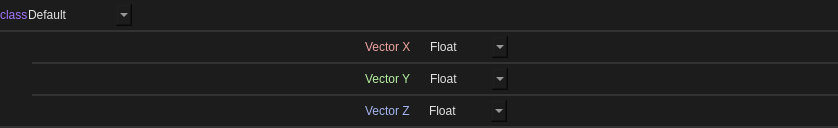
Qt form src/editors/smartprop_editor/property/vector3d.ui (dertwist/Hammer5Tools) before a commit.
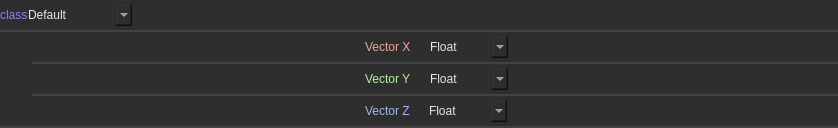
The same form after that commit. Icons and pictures are not drawn.

Patch:
```diff
--- a/src/editors/smartprop_editor/property/vector3d.ui
+++ b/src/editors/smartprop_editor/property/vector3d.ui
@@ -36,18 +36,18 @@
     border-left: 0px;
     border-right: 0px;
 	border-top: 0px;
-    border-color: rgba(50, 50, 50, 255);
+    border-color: rgba(66, 66, 66, 255);
     padding: 8px;
     padding-left: 6px;
     padding-right: 6px;
-    color: #E3E3E3;
-    background-color: #1C1C1C;
+    color: #e5e5e5;
+    background-color: #2e2e2e;
 }
 
 .QWidget::hover {
 }
 .QWidget::selected {
-    background-color: #414956;
+    background-color: #515965;
 }</string>
   </property>
   <layout class="QVBoxLayout" name="verticalLayout">
@@ -94,15 +94,15 @@
     border-left: 0px;
     border-right: 0px;
 	border-top: 0px;
-    border-color: rgba(50, 50, 50, 255);
-    color: #E3E3E3;
-    background-color: #1C1C1C;
+    border-color: rgba(66, 66, 66, 255);
+    color: #e5e5e5;
+    background-color: #2e2e2e;
 }
 
 .QFrame::hover {
 }
 .QFrame::selected {
-    background-color: #414956;
+    background-color: #515965;
 }</string>
      </property>
      <property name="frameShape">
@@ -152,15 +152,15 @@
     font: 580 8pt &quot;Segoe UI&quot;;
     border: 2px solid black;
     border-radius: 0px;
-    border-color: rgba(80, 80, 80, 255);
+    border-color: rgba(94, 94, 94, 255);
     height: 18px;
     padding-top: 2px;
     padding-bottom: 2px;
 	border-top:none;
 border-bottom:none;
 border:none;
-    color: #E3E3E3;
-    background-color: #1C1C1C;
+    color: #e5e5e5;
+    background-color: #2e2e2e;
 }
 
 QComboBox:hover {
@@ -173,14 +173,14 @@
 
 QComboBox:item {
     font: 580  8pt &quot;Segoe UI&quot;;
-    color: #E3E3E3;
+    color: #e5e5e5;
     padding-left: 5px;
-    background-color: #1C1C1C;
+    background-color: #2e2e2e;
     border-style: none;
 }
 
 QComboBox::drop-down {
-    color: #E3E3E3;
+    color: #e5e5e5;
     padding: 2px;
     background: url(://icons/arrow_drop_down_16dp.svg) no-repeat center;
     border-bottom: 0px solid black;
@@ -190,8 +190,8 @@
     margin-left: 5px;
     padding: 5px;
     width: 7px;
-    border-color: rgba(80, 80, 80, 255);
-    background-color: #1C1C1C;
+    border-color: rgba(94, 94, 94, 255);
+    background-color: #2e2e2e;
 border:none;
 }
 
@@ -203,9 +203,9 @@
 
 QComboBox QAbstractItemView {
     border: 2px solid gray;
-    border-color: rgba(80, 80, 80, 255);
-    selection-background-color: #414956;
-    background-color: #1C1C1C;
+    border-color: rgba(94, 94, 94, 255);
+    selection-background-color: #515965;
+    background-color: #2e2e2e;
 }
 
 
@@ -214,7 +214,7 @@
     padding: 4px; /* Add padding to each item */
     padding-left: 5px;
     padding-right: 5px;
-    color: #ff8a8a8a;
+    color: #ff939393;
     border-style: none;
     border-bottom: 0.5px solid black;
     border-color: rgba(255, 255, 255, 10);
@@ -226,7 +226,7 @@
     padding: 4px; /* Add padding to each item */
     padding-left: 5px;
     padding-right: 5px;
-    background-color: #414956;
+    background-color: #515965;
     color: white;
     border: none; /* Remove border */
     outline: none; /* Remove outline */
@@ -317,15 +317,15 @@
     border-left: 0px;
     border-right: 0px;
 	border-top: 0px;
-    border-color: rgba(50, 50, 50, 255);
-    color: #E3E3E3;
-    background-color: #1C1C1C;
+    border-color: rgba(66, 66, 66, 255);
+    color: #e5e5e5;
+    background-color: #2e2e2e;
 }
 
 .QFrame::hover {
 }
 .QFrame::selected {
-    background-color: #414956;
+    background-color: #515965;
 }</string>
         </property>
         <property name="frameShape">
@@ -388,15 +388,15 @@
     font: 580 8pt &quot;Segoe UI&quot;;
     border: 2px solid black;
     border-radius: 0px;
-    border-color: rgba(80, 80, 80, 255);
+    border-color: rgba(94, 94, 94, 255);
     height: 18px;
     padding-top: 2px;
     padding-bottom: 2px;
 	border-top:none;
 border-bottom:none;
 border:none;
-    color: #E3E3E3;
-    background-color: #1C1C1C;
+    color: #e5e5e5;
+    background-color: #2e2e2e;
 }
 
 QComboBox:hover {
@@ -409,14 +409,14 @@
 
 QComboBox:item {
     font: 580  8pt &quot;Segoe UI&quot;;
-    color: #E3E3E3;
+    color: #e5e5e5;
     padding-left: 5px;
-    background-color: #1C1C1C;
+    background-color: #2e2e2e;
     border-style: none;
 }
 
 QComboBox::drop-down {
-    color: #E3E3E3;
+    color: #e5e5e5;
     padding: 2px;
     background: url(://icons/arrow_drop_down_16dp.svg) no-repeat center;
     border-bottom: 0px solid black;
@@ -426,8 +426,8 @@
     margin-left: 5px;
     padding: 5px;
     width: 7px;
-    border-color: rgba(80, 80, 80, 255);
-    background-color: #1C1C1C;
+    border-color: rgba(94, 94, 94, 255);
+    background-color: #2e2e2e;
 border:none;
 }
 
@@ -439,9 +439,9 @@
 
 QComboBox QAbstractItemView {
     border: 2px solid gray;
-    border-color: rgba(80, 80, 80, 255);
-    selection-background-color: #414956;
-    background-color: #1C1C1C;
+    border-color: rgba(94, 94, 94, 255);
+    selection-background-color: #515965;
+    background-color: #2e2e2e;
 }
 
 
@@ -450,7 +450,7 @@
     padding: 4px; /* Add padding to each item */
     padding-left: 5px;
     padding-right: 5px;
-    color: #ff8a8a8a;
+    color: #ff939393;
     border-style: none;
     border-bottom: 0.5px solid black;
     border-color: rgba(255, 255, 255, 10);
@@ -462,7 +462,7 @@
     padding: 4px; /* Add padding to each item */
     padding-left: 5px;
     padding-right: 5px;
-    background-color: #414956;
+    background-color: #515965;
     color: white;
     border: none; /* Remove border */
     outline: none; /* Remove outline */
@@ -513,15 +513,15 @@
     border-left: 0px;
     border-right: 0px;
 	border-top: 0px;
-    border-color: rgba(50, 50, 50, 255);
-    color: #E3E3E3;
-    background-color: #1C1C1C;
+    border-color: rgba(66, 66, 66, 255);
+    color: #e5e5e5;
+    background-color: #2e2e2e;
 }
 
 .QFrame::hover {
 }
 .QFrame::selected {
-    background-color: #414956;
+    background-color: #515965;
 }</string>
         </property>
         <property name="frameShape">
@@ -584,15 +584,15 @@
     font: 580 8pt &quot;Segoe UI&quot;;
     border: 2px solid black;
     border-radius: 0px;
-    border-color: rgba(80, 80, 80, 255);
+    border-color: rgba(94, 94, 94, 255);
     height: 18px;
     padding-top: 2px;
     padding-bottom: 2px;
 	border-top:none;
 border-bottom:none;
 border:none;
-    color: #E3E3E3;
-    background-color: #1C1C1C;
+    color: #e5e5e5;
+    background-color: #2e2e2e;
 }
 
 QComboBox:hover {
@@ -605,14 +605,14 @@
 
 QComboBox:item {
     font: 580  8pt &quot;Segoe UI&quot;;
-    color: #E3E3E3;
+    color: #e5e5e5;
     padding-left: 5px;
-    background-color: #1C1C1C;
+    background-color: #2e2e2e;
     border-style: none;
 }
 
 QComboBox::drop-down {
-    color: #E3E3E3;
+    color: #e5e5e5;
     padding: 2px;
     background: url(://icons/arrow_drop_down_16dp.svg) no-repeat center;
     border-bottom: 0px solid black;
@@ -622,8 +622,8 @@
     margin-left: 5px;
     padding: 5px;
     width: 7px;
-    border-color: rgba(80, 80, 80, 255);
-    background-color: #1C1C1C;
+    border-color: rgba(94, 94, 94, 255);
+    background-color: #2e2e2e;
 border:none;
 }
 
@@ -635,9 +635,9 @@
 
 QComboBox QAbstractItemView {
     border: 2px solid gray;
-    border-color: rgba(80, 80, 80, 255);
-    selection-background-color: #414956;
-    background-color: #1C1C1C;
+    border-color: rgba(94, 94, 94, 255);
+    selection-background-color: #515965;
+    background-color: #2e2e2e;
 }
 
 
@@ -646,7 +646,7 @@
     padding: 4px; /* Add padding to each item */
     padding-left: 5px;
     padding-right: 5px;
-    color: #ff8a8a8a;
+    color: #ff939393;
     border-style: none;
     border-bottom: 0.5px solid black;
     border-color: rgba(255, 255, 255, 10);
@@ -658,7 +658,7 @@
     padding: 4px; /* Add padding to each item */
     padding-left: 5px;
     padding-right: 5px;
-    background-color: #414956;
+    background-color: #515965;
     color: white;
     border: none; /* Remove border */
     outline: none; /* Remove outline */
@@ -709,15 +709,15 @@
     border-left: 0px;
     border-right: 0px;
 	border-top: 0px;
-    border-color: rgba(50, 50, 50, 255);
-    color: #E3E3E3;
-    background-color: #1C1C1C;
+    border-color: rgba(66, 66, 66, 255);
+    color: #e5e5e5;
+    background-color: #2e2e2e;
 }
 
 .QFrame::hover {
 }
 .QFrame::selected {
-    background-color: #414956;
+    background-color: #515965;
 }</string>
         </property>
         <property name="frameShape">
@@ -781,15 +781,15 @@
     font: 580 8pt &quot;Segoe UI&quot;;
     border: 2px solid black;
     border-radius: 0px;
-    border-color: rgba(80, 80, 80, 255);
+    border-color: rgba(94, 94, 94, 255);
     height: 18px;
     padding-top: 2px;
     padding-bottom: 2px;
 	border-top:none;
 border-bottom:none;
 border:none;
-    color: #E3E3E3;
-    background-color: #1C1C1C;
+    color: #e5e5e5;
+    background-color: #2e2e2e;
 }
 
 QComboBox:hover {
@@ -802,14 +802,14 @@
 
 QComboBox:item {
     font: 580  8pt &quot;Segoe UI&quot;;
-    color: #E3E3E3;
+    color: #e5e5e5;
     padding-left: 5px;
-    background-color: #1C1C1C;
+    background-color: #2e2e2e;
     border-style: none;
 }
 
 QComboBox::drop-down {
-    color: #E3E3E3;
+    color: #e5e5e5;
     padding: 2px;
     background: url(://icons/arrow_drop_down_16dp.svg) no-repeat center;
     border-bottom: 0px solid black;
@@ -819,8 +819,8 @@
     margin-left: 5px;
     padding: 5px;
     width: 7px;
-    border-color: rgba(80, 80, 80, 255);
-    background-color: #1C1C1C;
+    border-color: rgba(94, 94, 94, 255);
+    background-color: #2e2e2e;
 border:none;
 }
 
@@ -832,9 +832,9 @@
 
 QComboBox QAbstractItemView {
     border: 2px solid gray;
-    border-color: rgba(80, 80, 80, 255);
-    selection-background-color: #414956;
-    background-color: #1C1C1C;
+    border-color: rgba(94, 94, 94, 255);
+    selection-background-color: #515965;
+    background-color: #2e2e2e;
 }
 
 
@@ -843,7 +843,7 @@
     padding: 4px; /* Add padding to each item */
     padding-left: 5px;
     padding-right: 5px;
-    color: #ff8a8a8a;
+    color: #ff939393;
     border-style: none;
     border-bottom: 0.5px solid black;
     border-color: rgba(255, 255, 255, 10);
@@ -855,7 +855,7 @@
     padding: 4px; /* Add padding to each item */
     padding-left: 5px;
     padding-right: 5px;
-    background-color: #414956;
+    background-color: #515965;
     color: white;
     border: none; /* Remove border */
     outline: none; /* Remove outline */
```
Left out of the diff: 16 changed lines with no effect on the pictures.
